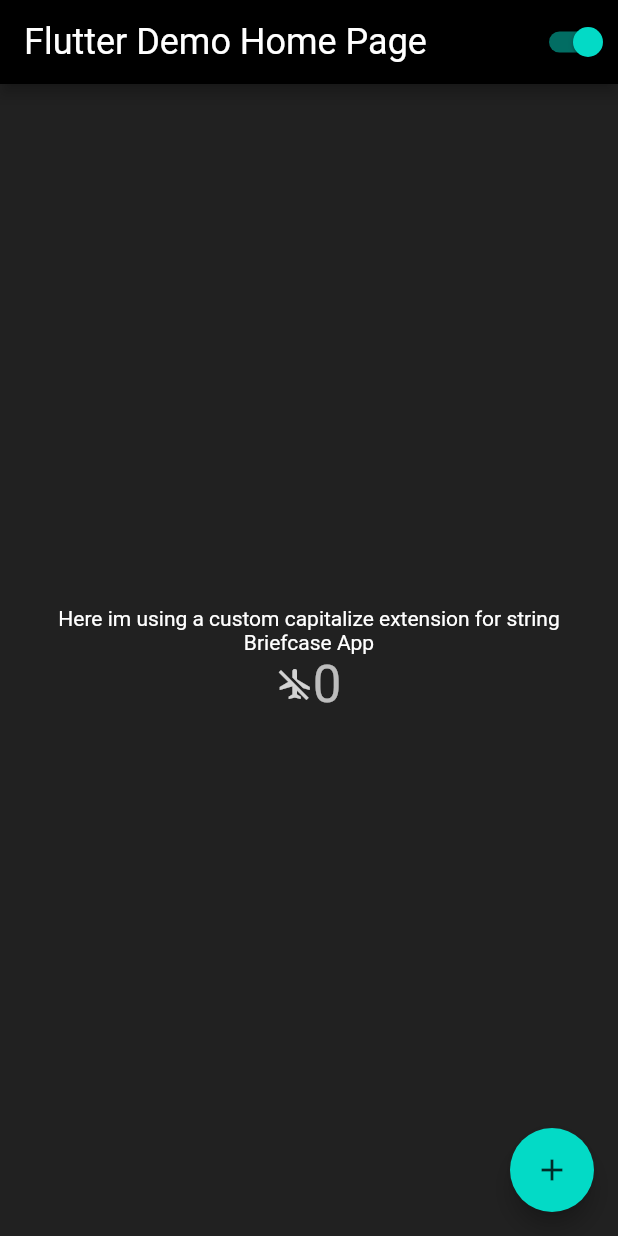
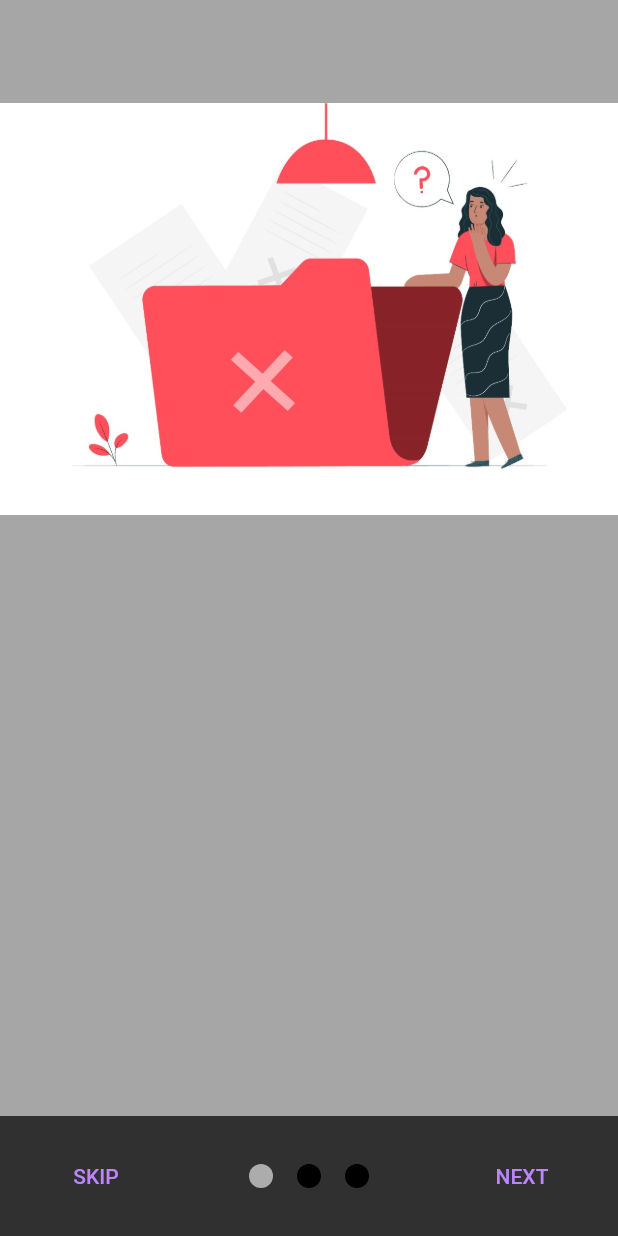
Before and after one commit to wahyubseptian/briefcase, a Flutter app: the screen it shows after launch, on a phone screen of 412 x 824 dp. Run offline on Flutter 3.47's test engine with Material 2 defaults, Android fonts, the phone set to English and light mode, and no system bars; drawn by our look-alikes of smooth_page_indicator; our stand-ins replace cached_network_image, shared_preferences.

Commit message:
welcome slider

```diff
--- a/lib/main.dart
+++ b/lib/main.dart
@@ -1,15 +1,26 @@
 import 'package:flutter/material.dart';
 import 'package:provider/provider.dart';
-import 'package:wahyubseptian_briefcase/theme/change_theme.dart';
+import 'package:shared_preferences/shared_preferences.dart';
+import 'package:wahyubseptian_briefcase/page/home/home.dart';
+import 'package:wahyubseptian_briefcase/page/welcome/welcome_page.dart';
 import 'package:wahyubseptian_briefcase/theme/theme.dart';
-import 'package:wahyubseptian_briefcase/tools/extension.dart';
 
-void main() {
-  runApp(const MyApp());
+Future main() async {
+  WidgetsFlutterBinding.ensureInitialized();
+  final prefs = await SharedPreferences.getInstance();
+  final homeRedirect = prefs.getBool("isFirstTime") ?? false;
+  runApp(MyApp(
+    redirectHome: homeRedirect,
+  ));
 }
 
+// ignore: must_be_immutable
 class MyApp extends StatelessWidget {
-  const MyApp({super.key});
+  bool? redirectHome = false;
+  MyApp({
+    super.key,
+    this.redirectHome,
+  });
 
   // This widget is the root of your application.
   @override
@@ -22,69 +33,7 @@ class MyApp extends StatelessWidget {
           themeMode: themeProvider.themeMode,
           darkTheme: MyTheme.darkTheme,
           theme: MyTheme.lightTheme,
-          home: const MyHomePage(title: 'Flutter Demo Home Page'),
+          home: redirectHome! ? const MyHomePage() : const WelcomeScreen(),
         );
       });
 }
-
-class MyHomePage extends StatefulWidget {
-  const MyHomePage({super.key, required this.title});
-
-  final String title;
-
-  @override
-  State<MyHomePage> createState() => _MyHomePageState();
-}
-
-class _MyHomePageState extends State<MyHomePage> {
-  int _counter = 0;
-
-  void _incrementCounter() {
-    setState(() {
-      _counter++;
-    });
-  }
-
-  @override
-  Widget build(BuildContext context) {
-    return Scaffold(
-      appBar: AppBar(
-        backgroundColor: Theme.of(context).colorScheme.inversePrimary,
-        title: Text(
-          widget.title,
-          style: Theme.of(context).textTheme.headlineSmall,
-        ),
-        actions: const [ChangeTheme()],
-      ),
-      body: Center(
-        child: Column(
-          mainAxisAlignment: MainAxisAlignment.center,
-          children: <Widget>[
-            Text(
-              'here im using a custom capitalize extension for string'
-                  .capitalize(),
-            ),
-            const Text(
-              'Briefcase App',
-            ),
-            Row(
-              mainAxisAlignment: MainAxisAlignment.center,
-              children: [
-                const Icon(Icons.airplanemode_inactive_sharp),
-                Text(
-                  '$_counter',
-                  style: Theme.of(context).textTheme.headlineMedium,
-                ),
-              ],
-            ),
-          ],
-        ),
-      ),
-      floatingActionButton: FloatingActionButton(
-        onPressed: _incrementCounter,
-        tooltip: 'Increment',
-        child: const Icon(Icons.add),
-      ),
-    );
-  }
-}
--- /dev/null
+++ b/lib/page/component/image.dart
@@ -0,0 +1,62 @@
+import 'package:cached_network_image/cached_network_image.dart';
+import 'package:flutter/material.dart';
+import 'package:wahyubseptian_briefcase/src/constant.dart';
+
+class ImageWidget extends StatelessWidget {
+  final String? imagePath;
+  final String? imageUrl;
+  final BoxFit? fit;
+  final BorderRadius borderRadius;
+  final bool isProfile;
+
+  const ImageWidget({
+    Key? key,
+    this.imagePath,
+    this.isProfile = false,
+    this.imageUrl,
+    this.fit = BoxFit.cover,
+    this.borderRadius = BorderRadius.zero,
+  }) : super(key: key);
+
+  @override
+  Widget build(BuildContext context) {
+    return ClipRRect(
+      borderRadius: borderRadius,
+      child: imageUrl != null && imageUrl != ''
+          ? CachedNetworkImage(
+              fit: fit,
+              imageUrl: imageUrl!,
+              progressIndicatorBuilder: (_, __, downloadProgress) => Center(
+                child: SizedBox(
+                  height: 24,
+                  width: 24,
+                  child: CircularProgressIndicator(
+                    strokeWidth: 4.0,
+                    value: downloadProgress.progress,
+                  ),
+                ),
+              ),
+              errorWidget: (_, __, ___) => Image.asset(
+                AssetPathConstant.welcomePath,
+                fit: fit,
+                errorBuilder: (_, __, ___) {
+                  return Image.asset(
+                    AssetPathConstant.welcomePath,
+                    fit: fit,
+                  );
+                },
+              ),
+            )
+          : Image.asset(
+              imagePath ?? AssetPathConstant.welcomePath,
+              fit: fit,
+              errorBuilder: (_, __, ___) {
+                return Image.asset(
+                  AssetPathConstant.welcomePath,
+                  fit: fit,
+                );
+              },
+            ),
+    );
+  }
+}
--- /dev/null
+++ b/lib/page/welcome/welcome_page.dart
@@ -0,0 +1,123 @@
+import 'package:flutter/material.dart';
+import 'package:shared_preferences/shared_preferences.dart';
+import 'package:smooth_page_indicator/smooth_page_indicator.dart';
+import 'package:wahyubseptian_briefcase/page/component/image.dart';
+import 'package:wahyubseptian_briefcase/page/home/home.dart';
+
+class WelcomeScreen extends StatefulWidget {
+  const WelcomeScreen({super.key});
+
+  @override
+  State<WelcomeScreen> createState() => _WelcomeScreenState();
+}
+
+class _WelcomeScreenState extends State<WelcomeScreen> {
+  bool isLastPage = false;
+  final controller = PageController();
+
+  Widget lastButton() {
+    return TextButton(
+        style: TextButton.styleFrom(
+            foregroundColor: ThemeData().primaryColor,
+            minimumSize: const Size.fromHeight(80),
+            shape: RoundedRectangleBorder(
+              borderRadius: BorderRadius.circular(0),
+            ),
+            backgroundColor: ThemeData().secondaryHeaderColor),
+        onPressed: () async {
+          Navigator.of(context).pushReplacement(
+              MaterialPageRoute(builder: (context) => const MyHomePage()));
+          final prefs = await SharedPreferences.getInstance();
+          prefs.setBool('isFirstTime', true);
+        },
+        child: const Text("GET STARTED"));
+  }
+
+  @override
+  Widget build(BuildContext context) {
+    final List<Widget> listBoard = [
+      Container(
+        color: Theme.of(context).hintColor,
+        child: Column(
+          children: [
+            Center(
+                child: SizedBox(
+              height: MediaQuery.of(context).size.width,
+              width: MediaQuery.of(context).size.width,
+              child: const ImageWidget(
+                fit: BoxFit.fitWidth,
+              ),
+            )),
+          ],
+        ),
+      ),
+      Container(
+        color: Theme.of(context).hintColor,
+        child: const Center(child: Text("page 2")),
+      ),
+      Container(
+        color: Theme.of(context).hintColor,
+        child: const Center(child: Text("page 3")),
+      ),
+    ];
+
+    return SafeArea(
+      child: Scaffold(
+        body: Container(
+          height: MediaQuery.of(context).size.height,
+          padding: const EdgeInsets.only(bottom: 80),
+          child: PageView(
+            controller: controller,
+            onPageChanged: (index) {
+              setState(() {
+                isLastPage = index == 2;
+              });
+            },
+            children: [...listBoard],
+          ),
+        ),
+        bottomSheet: isLastPage
+            ? lastButton()
+            : Container(
+                height: 80,
+                padding: const EdgeInsets.symmetric(horizontal: 32),
+                child: Row(
+                  mainAxisAlignment: MainAxisAlignment.spaceBetween,
+                  children: [
+                    Visibility(
+                      visible: true,
+                      child: TextButton(
+                        child: const Text("SKIP"),
+                        onPressed: () {
+                          controller.jumpToPage(2);
+                        },
+                      ),
+                    ),
+                    Center(
+                      child: SmoothPageIndicator(
+                        controller: controller,
+                        count: 3,
+                        effect: WormEffect(
+                            spacing: 16,
+                            dotColor: Theme.of(context).primaryColor,
+                            activeDotColor: Theme.of(context).hintColor),
+                        onDotClicked: (index) => controller.animateToPage(index,
+                            duration: const Duration(milliseconds: 500),
+                            curve: Curves.easeIn),
+                      ),
+                    ),
+                    TextButton(
+                      child: const Text("NEXT"),
+                      onPressed: () {
+                        controller.nextPage(
+                            duration: const Duration(milliseconds: 500),
+                            curve: Curves.bounceInOut);
+                      },
+                    ),
+                  ],
+                ),
+              ),
+      ),
+    );
+  }
+}
--- /dev/null
+++ b/lib/src/constant.dart
@@ -0,0 +1,4 @@
+class AssetPathConstant {
+  static const imagePath = "assets/images/";
+  static const welcomePath = "${imagePath}pink.jpg";
+}
--- a/lib/theme/theme.dart
+++ b/lib/theme/theme.dart
@@ -15,7 +15,11 @@ class MyTheme {
     scaffoldBackgroundColor: Colors.grey.shade900,
     colorScheme: const ColorScheme.dark(),
     primaryColor: Colors.black,
-    iconTheme: const IconThemeData(color: Colors.white, opacity: 0.8),
+    iconTheme: const IconThemeData(
+      color: Colors.white,
+      opacity: 0.8,
+    ),
+    secondaryHeaderColor: Colors.amberAccent,
   );
 
   static final lightTheme = ThemeData(
@@ -23,5 +27,6 @@ class MyTheme {
     colorScheme: const ColorScheme.light(),
     iconTheme: const IconThemeData(color: Colors.blue, opacity: 0.8),
     primaryColor: Colors.white,
+    secondaryHeaderColor: Colors.pink,
   );
 }
```
Also changed, not shown: lib/page/home/home.dart (added, +68 -0 lines), pubspec.yaml (+6 -2 lines), assets/images/pink.jpg (added), pubspec.lock, 2 other files.
